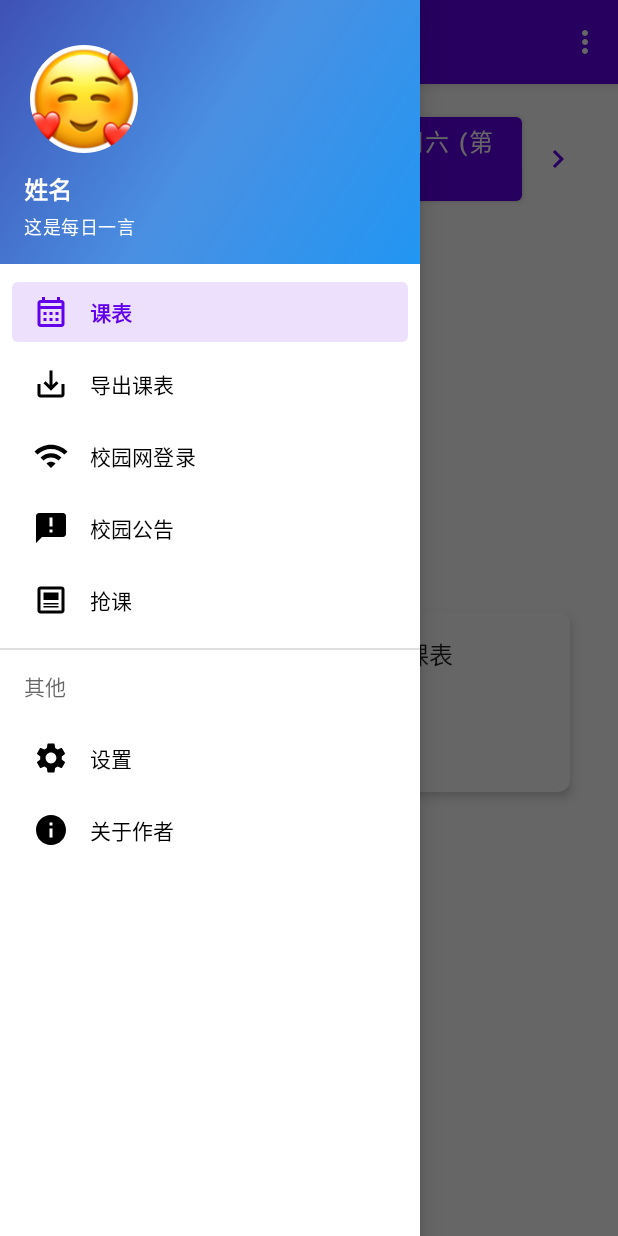
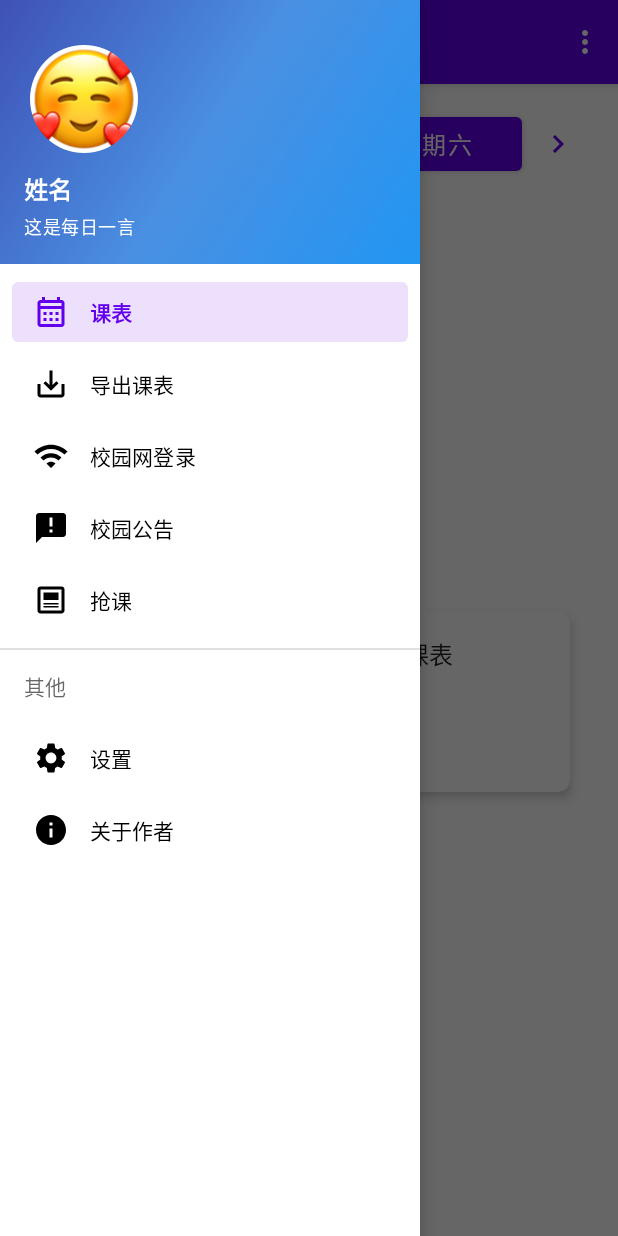
Before and after one commit to liewstar/CQUPT_Assistant, an Android app: the screen it shows after launch (MainActivity), with the side drawer open, on a phone screen of 412 x 824 dp. Run offline under Robolectric (Android 15) with nearby library versions, the phone set to English and light mode, and no system bars; our stand-ins replace CircleImageView, navigation-ui.

Commit message:
fix: 优化当前周数的显示

```diff
--- a/app/src/main/java/com/example/CQUPT/model/Course.java
+++ b/app/src/main/java/com/example/CQUPT/model/Course.java
@@ -8,8 +8,9 @@ public class Course {
     private String teacher;
     private int startWeek;
     private int endWeek;
+    private int currentWeek;
 
-    public Course(String name, String startTime, String endTime, String location, String teacher, int startWeek, int endWeek) {
+    public Course(String name, String startTime, String endTime, String location, String teacher, int startWeek, int endWeek, int currentWeek) {
         this.name = name;
         this.startTime = startTime;
         this.endTime = endTime;
@@ -17,6 +18,7 @@ public class Course {
         this.teacher = teacher;
         this.startWeek = startWeek;
         this.endWeek = endWeek;
+        this.currentWeek = currentWeek;
     }
 
     public String getName() {
@@ -51,6 +53,8 @@ public class Course {
         return endWeek;
     }
 
+    public int getCurrentWeek() { return currentWeek; }
+
     public String getWeekRange() {
         return String.format("第%d-%d周", startWeek, endWeek);
     }
--- a/app/src/main/java/com/example/CQUPT/ui/home/HomeFragment.java
+++ b/app/src/main/java/com/example/CQUPT/ui/home/HomeFragment.java
@@ -62,16 +62,10 @@ public class HomeFragment extends Fragment {
         semesterStartDate.set(2024, Calendar.FEBRUARY, 26);
     }
 
-    private int getCurrentWeek() {
-        long diff = currentDate.getTimeInMillis() - semesterStartDate.getTimeInMillis();
-        int daysDiff = (int) (diff / (24 * 60 * 60 * 1000));
-        return (daysDiff / 7) + 1;
-    }
-
     private void setupRecyclerView() {
         RecyclerView recyclerView = binding.recyclerCourses;
-        recyclerView.setLayoutManager(new LinearLayoutManager(requireContext()));
-        courseAdapter = new CourseAdapter(new ArrayList<>(), getCurrentWeek());
+        recyclerView.setLayoutManager(new LinearLayoutManager(getContext()));
+        courseAdapter = new CourseAdapter(new ArrayList<>());
         recyclerView.setAdapter(courseAdapter);
     }
 
@@ -115,13 +109,7 @@ public class HomeFragment extends Fragment {
     private void updateDateDisplay() {
         String dateStr = dateFormat.format(currentDate.getTime());
         String weekDayStr = weekDayFormat.format(currentDate.getTime());
-        int currentWeek = getCurrentWeek();
-        binding.buttonDate.setText(String.format("%s %s (第%d周)", dateStr, weekDayStr, currentWeek));
-
-        // 更新适配器中的当前周
-        if (courseAdapter != null) {
-            courseAdapter.setCurrentWeek(currentWeek);
-        }
+        binding.buttonDate.setText(String.format("%s %s", dateStr, weekDayStr));
     }
 
     private void loadCoursesForDate(Date date) {
```
Also changed, not shown: app/src/main/java/com/example/CQUPT/adapter/CourseAdapter.java (+20 -34 lines), app/src/main/java/com/example/CQUPT/ui/home/HomeViewModel.java (+6 -1 lines).
